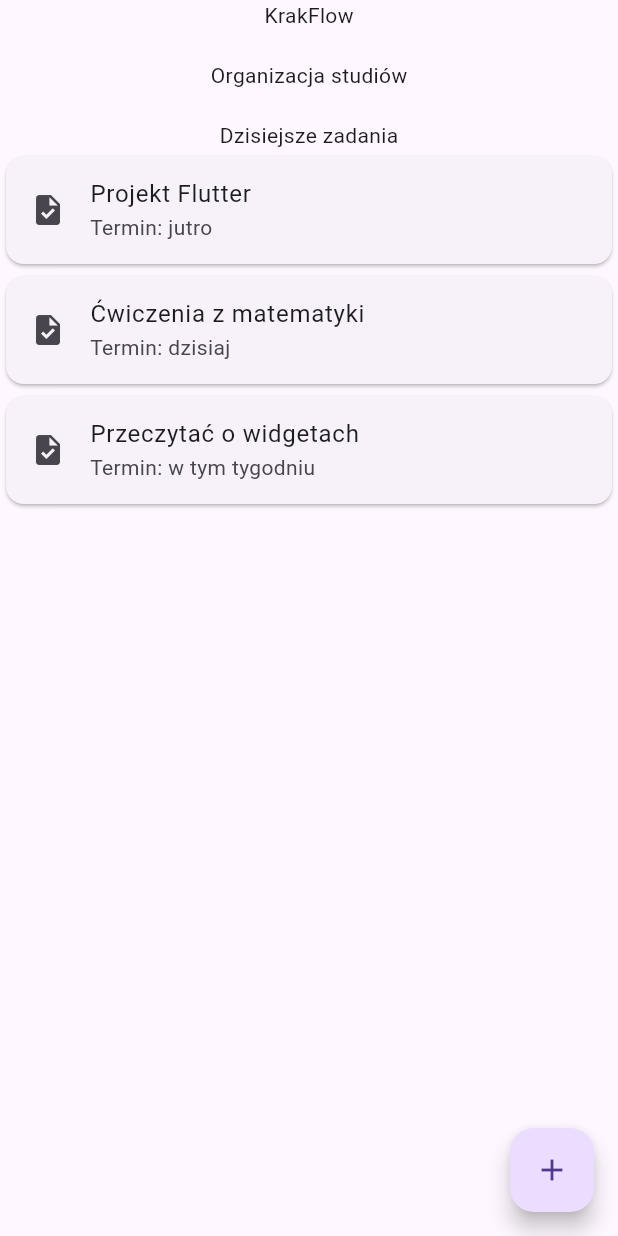
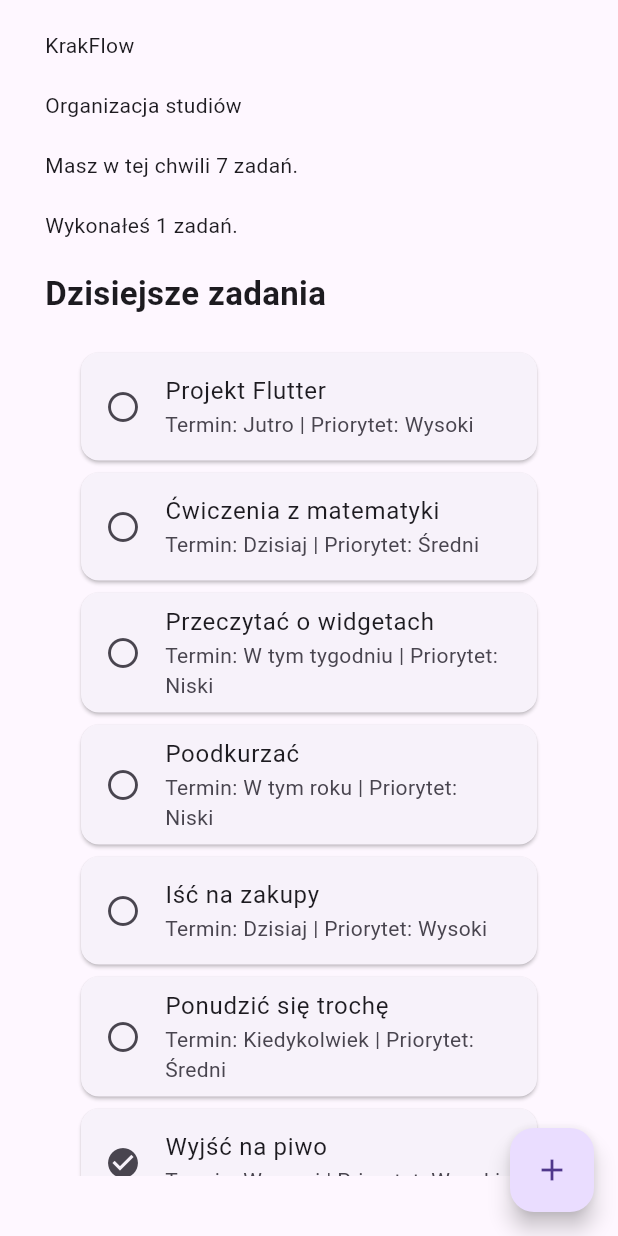
Before and after one commit to arthel37/krakflow_TAM, a Flutter app: the screen it shows after launch, on a phone screen of 412 x 824 dp. Run offline on Flutter 3.47's test engine with Material 3 defaults, Android fonts, the phone set to English and light mode, and no system bars.

Commit message:
lab_04 krakflow task list

```diff
--- a/lib/main.dart
+++ b/lib/main.dart
@@ -3,6 +3,51 @@ import 'package:flutter/material.dart';
 void main() {
   runApp(const MyApp());
 }
+
+List<Task> tasks = [
+  Task(
+    title: "Projekt Flutter",
+    deadline: "Jutro",
+    done: false,
+    priority: "Wysoki",
+  ),
+  Task(
+    title: "Ćwiczenia z matematyki",
+    deadline: "Dzisiaj",
+    done: false,
+    priority: "Średni",
+  ),
+  Task(
+    title: "Przeczytać o widgetach",
+    deadline: "W tym tygodniu",
+    done: false,
+    priority: "Niski",
+  ),
+  Task(
+    title: "Poodkurzać",
+    deadline: "W tym roku",
+    done: false,
+    priority: "Niski",
+  ),
+  Task(
+    title: "Iść na zakupy",
+    deadline: "Dzisiaj",
+    done: false,
+    priority: "Wysoki",
+  ),
+  Task(
+    title: "Ponudzić się trochę",
+    deadline: "Kiedykolwiek",
+    done: false,
+    priority: "Średni",
+  ),
+  Task(
+    title: "Wyjść na piwo",
+    deadline: "Wczoraj",
+    done: true,
+    priority: "Wysoki",
+  ),
+];
 
 class MyApp extends StatelessWidget {
   const MyApp({super.key});
@@ -11,40 +56,70 @@ class MyApp extends StatelessWidget {
   Widget build(BuildContext context) {
     return MaterialApp(
       title: 'KrakFlow',
-      home: Scaffold(body: Center(child: Column(
-        children: [
-          Text("KrakFlow"),
-          SizedBox(height: 20,),
-          Text("Organizacja studiów"),
-          SizedBox(height: 20,),
-          Text("Dzisiejsze zadania"),
-          TaskCard(
-              title: "Projekt Flutter",
-              subtitle: "Termin: jutro",
-              icon: Icons.task),
-          TaskCard(
-              title: "Ćwiczenia z matematyki",
-              subtitle: "Termin: dzisiaj",
-              icon: Icons.task),
-          TaskCard(
-              title: "Przeczytać o widgetach",
-              subtitle: "Termin: w tym tygodniu",
-              icon: Icons.task)
-      ])),
-          floatingActionButton: FloatingActionButton(onPressed: (){}, child: Icon(Icons.add)))
+      home: Scaffold(
+        body: Center(
+          child: Padding(
+            padding: EdgeInsets.symmetric(vertical: 20, horizontal: 30),
+            child: Column(
+              crossAxisAlignment: CrossAxisAlignment.start,
+              children: [
+                Text("KrakFlow"),
+                SizedBox(height: 20),
+                Text("Organizacja studiów"),
+                SizedBox(height: 20),
+                Text("Masz w tej chwili ${tasks.length} zadań."),
+                SizedBox(height: 20),
+                Text("Wykonałeś ${tasks.where((task) => task.done).length} zadań."),
+                SizedBox(height: 20),
+                Text(
+                  "Dzisiejsze zadania",
+                  style: TextStyle(fontSize: 22, fontWeight: FontWeight.bold),
+                ),
+                Expanded(
+                  child: Padding(
+                    padding: EdgeInsets.all(20),
+                    child: ListView.builder(
+                      itemCount: tasks.length,
+                      itemBuilder: (context, index) {
+                        Task task = tasks[index];
+                        return TaskCard(
+                          title: task.title,
+                          subtitle: "Termin: ${task.deadline} | Priorytet: ${task.priority}",
+                          icon: task.done
+                              ? Icons.check_circle
+                              : Icons.radio_button_unchecked,
+                        );
+                      },
+                    ),
+                  ),
+                ),
+              ],
+            ),
+          ),
+        ),
+        floatingActionButton: FloatingActionButton(
+          onPressed: () {},
+          child: Icon(Icons.add),
+        ),
+      ),
     );
   }
 }
 
-class TaskCard extends StatelessWidget{
+class TaskCard extends StatelessWidget {
   final String title;
   final String subtitle;
   final IconData icon;
 
-  TaskCard({required this.title, required this.subtitle, required this.icon});
+  const TaskCard({
+    super.key,
+    required this.title,
+    required this.subtitle,
+    required this.icon,
+  });
 
   @override
-  Widget build(BuildContext context){
+  Widget build(BuildContext context) {
     return Card(
       child: ListTile(
         leading: Icon(icon),
@@ -54,3 +129,17 @@ class TaskCard extends StatelessWidget{
     );
   }
 }
+
+class Task {
+  final String title;
+  final String deadline;
+  bool done;
+  String priority;
+
+  Task({
+    required this.title,
+    required this.deadline,
+    required this.done,
+    required this.priority,
+  });
+}
```
